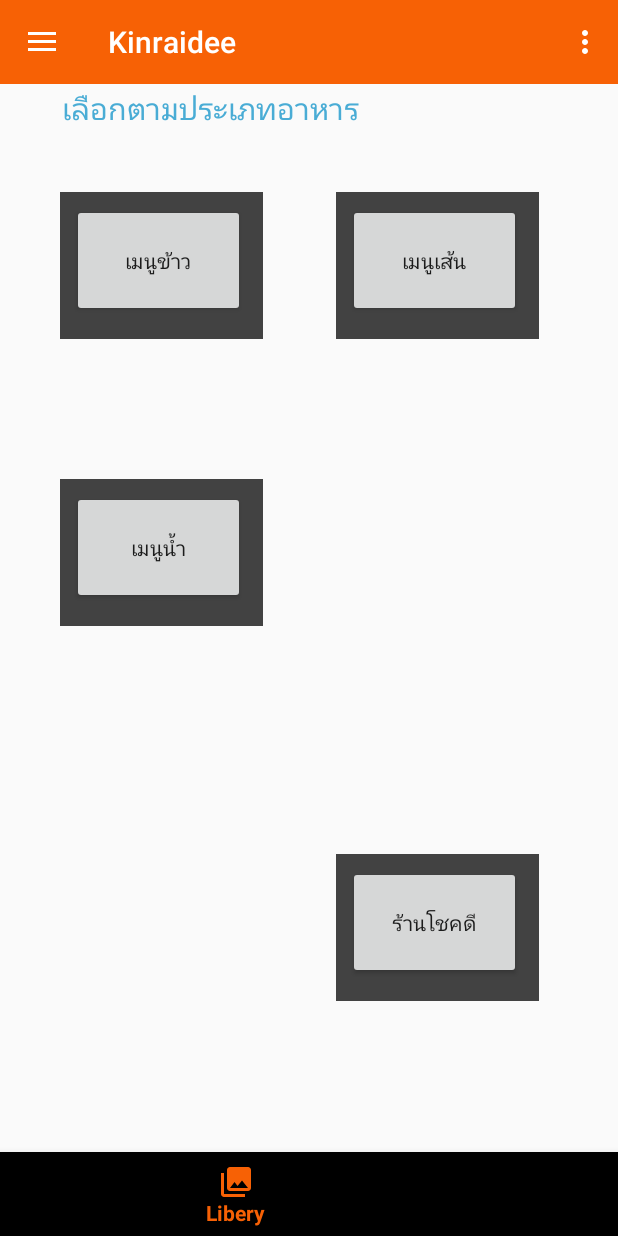
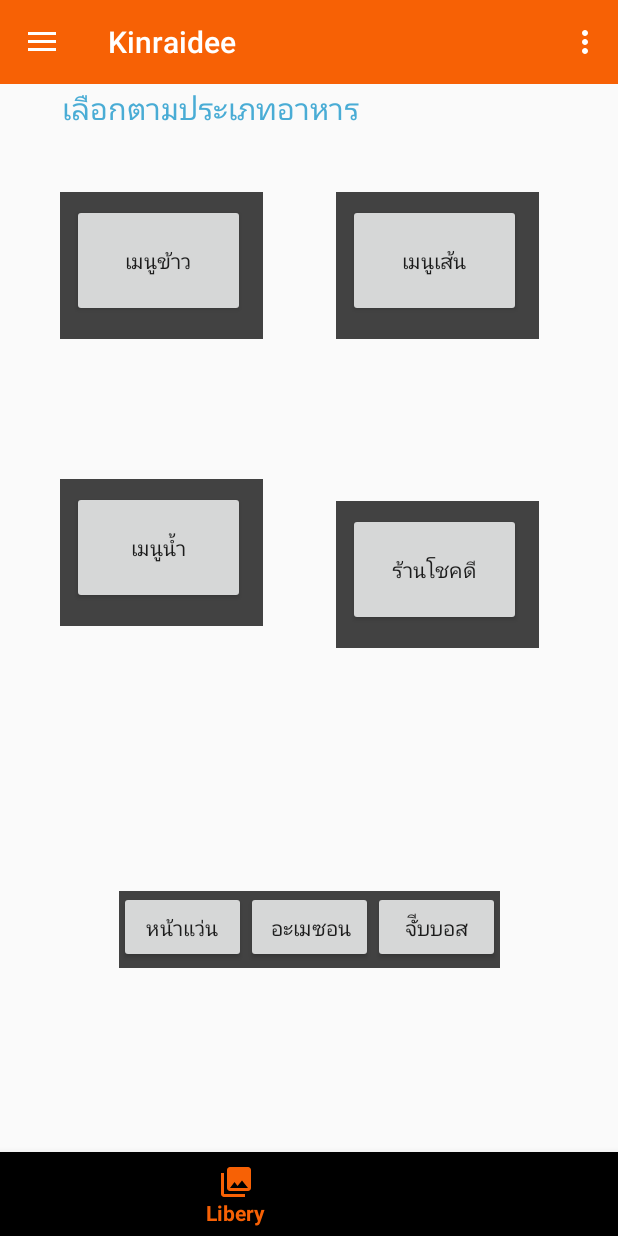
Before and after one commit to Takter10/Kin01, an Android app: the screen it shows after launch (MainActivity), item 2 of the bottom bar chosen, on a phone screen of 412 x 824 dp. Run offline under Robolectric (Android 15) with nearby library versions, the phone set to English and light mode, and no system bars; our stand-ins replace Firebase (no records; nobody signed in at launch, a user with empty details on screens opened directly), Picasso.

Commit message:
3 Switch

```diff
--- a/app/src/main/java/com/example/mrpassword/kin01/Home.java
+++ b/app/src/main/java/com/example/mrpassword/kin01/Home.java
@@ -83,10 +83,10 @@ public class Home extends AppCompatActivity implements NavigationView.OnNavigati
     }
 
     private void LoadMenu() {
-        if (getIntent().getType().equals("Rest")) {
+        if (getIntent().getType().substring(0,4).equals("Rest")) {
             FirebaseDatabase.getInstance()
                     .getReference()
-                    .child("Rest").child("0").child("PFood")
+                    .child("Rest").child(getIntent().getType().substring(4)).child("PFood")
                     .addValueEventListener(new ValueEventListener() {
                         @Override
                         public void onDataChange(DataSnapshot dataSnapshot) {
--- a/app/src/main/java/com/example/mrpassword/kin01/LibaryFragment.java
+++ b/app/src/main/java/com/example/mrpassword/kin01/LibaryFragment.java
@@ -73,7 +73,34 @@ public class LibaryFragment extends Fragment {
             @Override
             public void onClick(View v){
                 Intent homeInent = new Intent(getActivity(),Home.class);
-                homeInent.setType("Rest");
+                homeInent.setType("Rest0");
+                startActivity(homeInent);
+            }
+        });
+        Button nv = (Button)v.findViewById(R.id.RestNV);
+        nv.setOnClickListener(new View.OnClickListener(){
+            @Override
+            public void onClick(View v){
+                Intent homeInent = new Intent(getActivity(),Home.class);
+                homeInent.setType("Rest1");
+                startActivity(homeInent);
+            }
+        });
+        Button az = (Button)v.findViewById(R.id.RestAz);
+        az.setOnClickListener(new View.OnClickListener(){
+            @Override
+            public void onClick(View v){
+                Intent homeInent = new Intent(getActivity(),Home.class);
+                homeInent.setType("Rest2");
+                startActivity(homeInent);
+            }
+        });
+        Button jb = (Button)v.findViewById(R.id.RestJB);
+        jb.setOnClickListener(new View.OnClickListener(){
+            @Override
+            public void onClick(View v){
+                Intent homeInent = new Intent(getActivity(),Home.class);
+                homeInent.setType("Rest3");
                 startActivity(homeInent);
             }
         });
--- a/app/src/main/res/layout/fragment_libary.xml
+++ b/app/src/main/res/layout/fragment_libary.xml
@@ -59,6 +59,7 @@
         app:layout_constraintVertical_bias="0.068" />
 
     <LinearLayout
+        android:id="@+id/linearLayout2"
         android:layout_width="135dp"
         android:layout_height="98dp"
         android:layout_marginBottom="8dp"
@@ -123,6 +124,7 @@
     </LinearLayout>
 
     <LinearLayout
+        android:id="@+id/linearLayout"
         android:layout_width="135dp"
         android:layout_height="98dp"
         android:layout_marginBottom="8dp"
@@ -135,7 +137,7 @@
         app:layout_constraintHorizontal_bias="0.828"
         app:layout_constraintStart_toStartOf="parent"
         app:layout_constraintTop_toTopOf="parent"
-        app:layout_constraintVertical_bias="0.858">
+        app:layout_constraintVertical_bias="0.498">
 
         <Button
             android:id="@+id/RestCD"
@@ -155,7 +157,55 @@
 
     </LinearLayout>
 
+    <LinearLayout
+        android:id="@+id/linearLayout3"
+        android:layout_width="254dp"
+        android:layout_height="51dp"
+        android:layout_marginBottom="8dp"
+        android:layout_marginEnd="8dp"
+        android:layout_marginStart="8dp"
+        android:layout_marginTop="8dp"
+        android:background="@color/cardview_dark_background"
+        app:layout_constraintBottom_toBottomOf="parent"
+        app:layout_constraintEnd_toEndOf="parent"
+        app:layout_constraintStart_toStartOf="parent"
+        app:layout_constraintTop_toTopOf="parent"
+        app:layout_constraintVertical_bias="0.836">
 
+
+        <Button
+            android:id="@+id/RestNV"
+            android:layout_width="wrap_content"
+            android:layout_height="wrap_content"
+
+            android:layout_weight="1"
+            android:text="หน้าแว่น"
+            app:layout_constraintBottom_toBottomOf="parent"
+            tools:layout_editor_absoluteX="234dp" />
+
+        <Button
+            android:id="@+id/RestAz"
+            android:layout_width="wrap_content"
+            android:layout_height="wrap_content"
+            android:layout_weight="1"
+            android:paddingRight="10dp"
+            android:text="อะเมซอน"
+            app:layout_constraintBottom_toTopOf="@+id/button6"
+            app:layout_constraintEnd_toEndOf="parent"
+            app:layout_constraintStart_toEndOf="@+id/linearLayout" />
+
+        <Button
+            android:id="@+id/RestJB"
+            android:layout_width="wrap_content"
+            android:layout_height="wrap_content"
+
+            android:layout_weight="1"
+            android:text="จัีบบอส"
+            app:layout_constraintBottom_toTopOf="@+id/button5"
+            app:layout_constraintTop_toBottomOf="@+id/linearLayout2"
+            app:layout_constraintVertical_bias="0.985"
+            tools:layout_editor_absoluteX="234dp" />
+    </LinearLayout>
 
 
 </android.support.constraint.ConstraintLayout>
```
Also changed, not shown: app/src/main/java/TestMain.java (+2 -29 lines).
